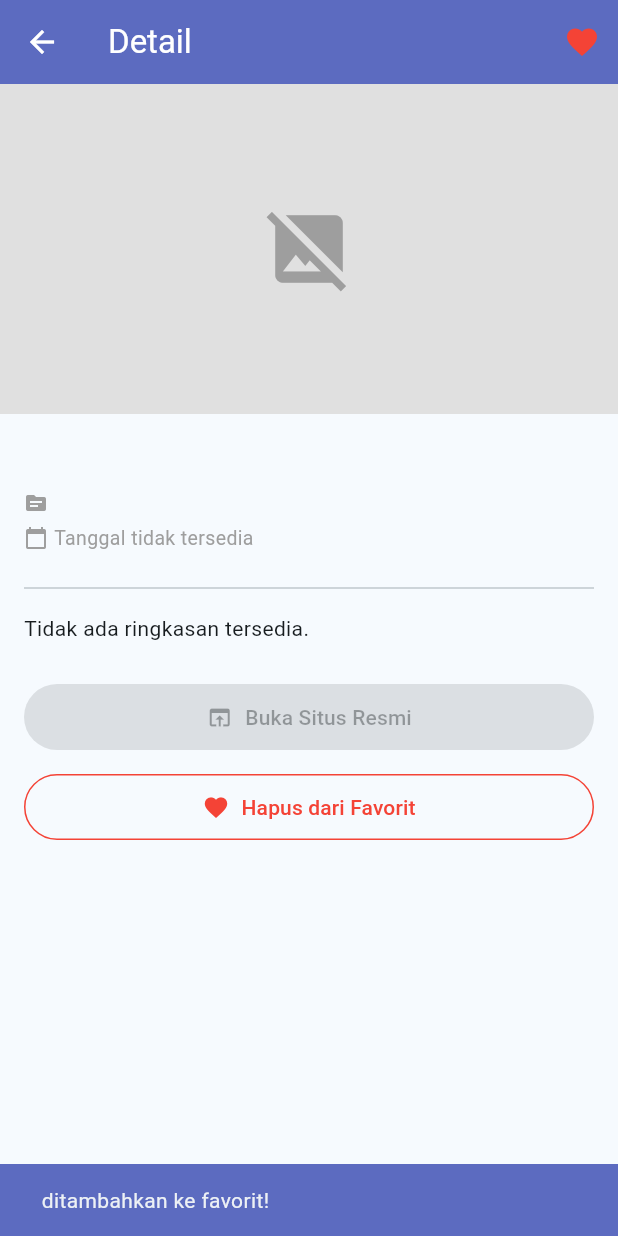
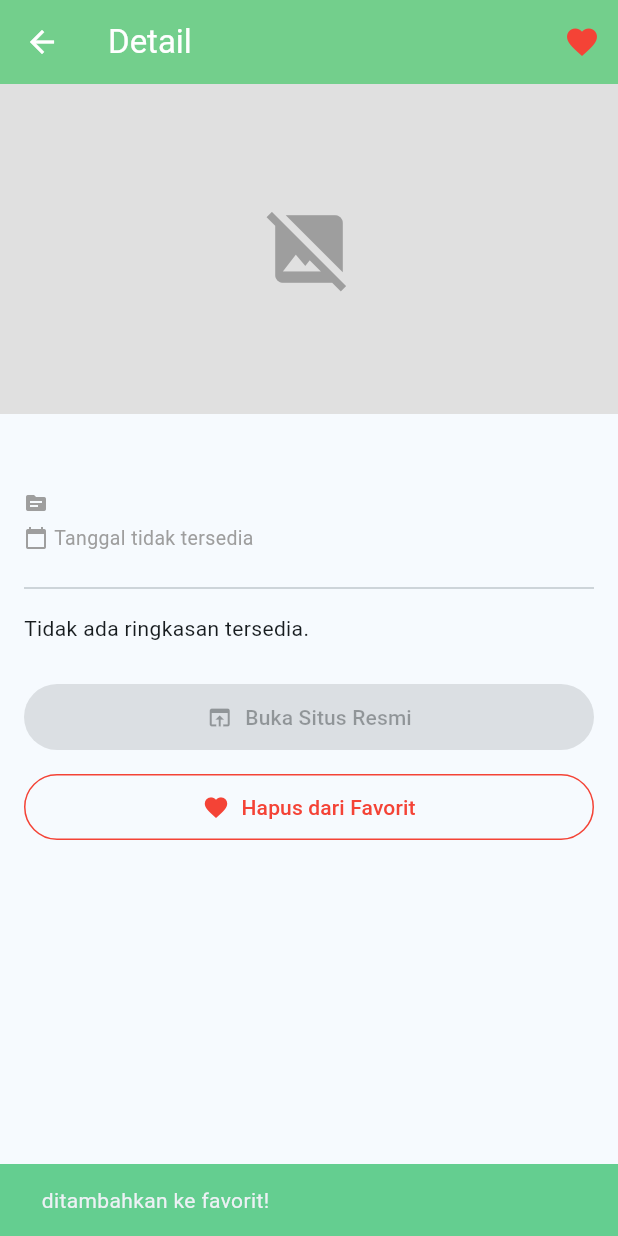
Before and after one commit to nanditosetyawan/124240083_ResponsiMobile_SI-E, a Flutter app: the DetailPage screen opened directly with empty values, after a tap on "Tambahkan ke Favorit", on a phone screen of 412 x 824 dp. Run offline on Flutter 3.47's test engine with Material 3 defaults, Android fonts, the phone set to English and light mode, and no system bars; our stand-ins replace flutter_local_notifications, shared_preferences; accounts and stored records are empty.

Commit message:
responsi

```diff
--- a/lib/pages/detail_page.dart
+++ b/lib/pages/detail_page.dart
@@ -97,7 +97,7 @@ class _DetailPageState extends State<DetailPage> {
               ? '${_article.title} ditambahkan ke favorit!'
               : '${_article.title} dihapus dari favorit.',
         ),
-        backgroundColor: nowFavorite ? const Color(0xFF5C6BC0) : Colors.grey,
+        backgroundColor: nowFavorite ? const Color.fromARGB(255, 100, 206, 144) : Colors.grey,
         duration: const Duration(seconds: 2),
       ),
     );
@@ -144,7 +144,7 @@ class _DetailPageState extends State<DetailPage> {
     return Scaffold(
       appBar: AppBar(
         title: const Text('Detail'),
-        backgroundColor: const Color(0xFF5C6BC0), // ← EDIT: warna
+        backgroundColor: const Color.fromARGB(255, 115, 207, 140), // ← EDIT: warna
         foregroundColor: Colors.white,
         actions: [
           // ════════════════════════════════════════════════════
@@ -228,6 +228,7 @@ class _DetailPageState extends State<DetailPage> {
                         style: const TextStyle(color: Colors.grey, fontSize: 13)),
                   ]),
                   const SizedBox(height: 4),
+
                   // ─────────────────────────────────────────────
 
                   // ── FITUR: TANGGAL PUBLISH ────────────────────
@@ -265,7 +266,7 @@ class _DetailPageState extends State<DetailPage> {
                   // EDIT: ganti 'article.summary' dengan field ringkasan model kamu
                   Text(
                     article.summary.isNotEmpty           // ← EDIT: .summary
-                        ? article.summary                // ← EDIT: .summary
+                        ? article.extra('instructions')                // ← EDIT: .summary
                         : 'Tidak ada ringkasan tersedia.',
                     style: const TextStyle(fontSize: 14, height: 1.6),
                   ),
```
